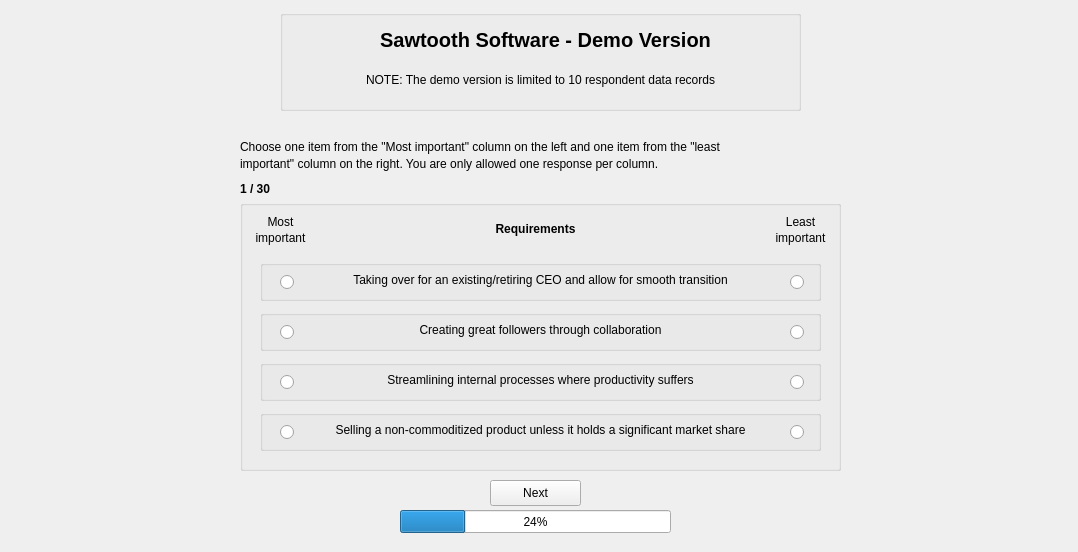
The window that form.ui (AsciiNomads/maxdiff) describes before a commit, drawn with Qt 5.
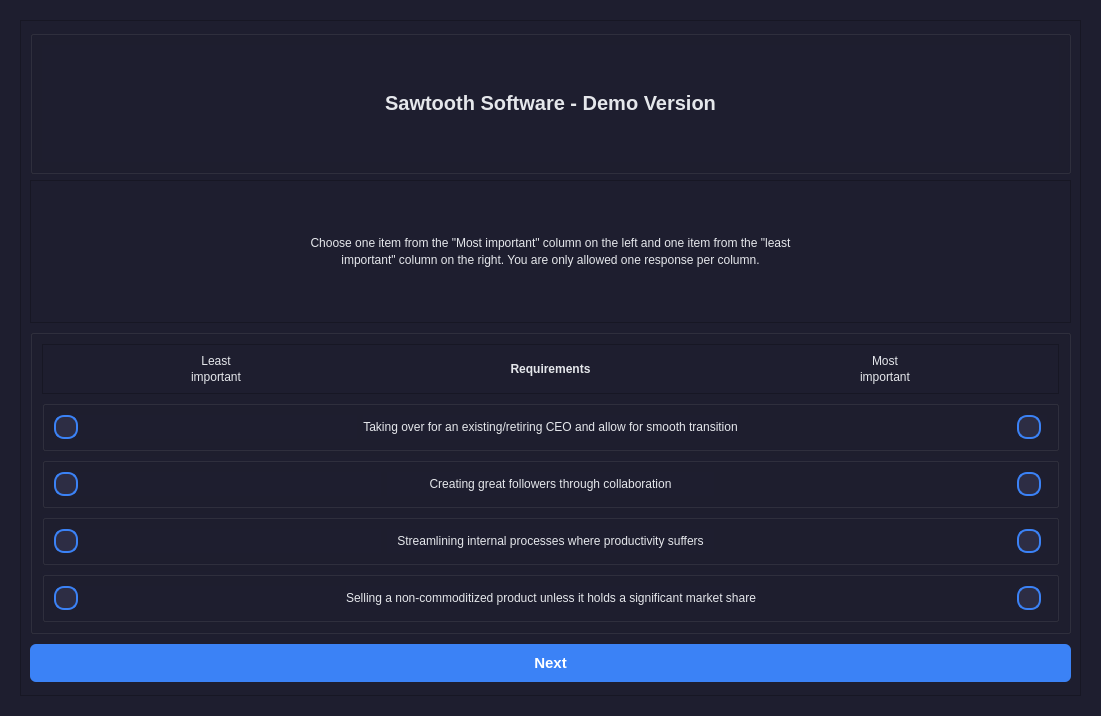
The same window after the commit.

Commit message: dark mode ui

Diff of the .ui file:
```diff
--- a/form.ui
+++ b/form.ui
@@ -6,364 +6,326 @@
    <rect>
     <x>0</x>
     <y>0</y>
-    <width>1078</width>
-    <height>552</height>
+    <width>1101</width>
+    <height>716</height>
    </rect>
   </property>
   <property name="windowTitle">
    <string>Widget</string>
   </property>
+  <property name="styleSheet">
+   <string notr="true">/* Global Styles */
+QWidget {
+    background-color: #1E1E2F; /* Dark modern background */
+    font-family: &quot;Arial&quot;, sans-serif; /* Use a modern, clean font */
+    color: #E5E7EB; /* Light gray text for better visibility */
+}
+
+/* Box Style */
+QFrame#box {
+    background-color: #2D2D44; /* Darker box color */
+    border: 1px solid #3E3E5C; /* Slightly lighter border */
+    border-radius: 8px; /* Rounded corners */
+    padding: 16px;
+    margin: 8px;
+    box-shadow: 0 4px 8px rgba(0, 0, 0, 0.3); /* Stronger shadow */
+    color: #E5E7EB; /* Light gray text inside the box */
+}
+
+/* Button Style */
+QPushButton {
+    background-color: #3B82F6; /* Blue background for the button */
+    color: white; /* White text for visibility */
+    border: none;
+    border-radius: 6px;
+    padding: 10px 20px;
+    margin: 4px 0;
+    font-weight: bold;
+    transition: background-color 0.3s;
+}
+
+QPushButton:hover {
+    background-color: #2563EB; /* Darker blue on hover */
+}
+
+QPushButton:pressed {
+    background-color: #1D4ED8; /* Even darker blue on press */
+}
+
+/* Title Style */
+QLabel#title {
+    font-size: 24px;
+    font-weight: bold;
+    color: #FFFFFF; /* White color for the title to stand out on the dark background */
+    margin-bottom: 16px;
+}
+
+/* Radio Button Style */
+QRadioButton {
+    font-size: 16px;
+    color: #E5E7EB; /* Light gray text for better visibility */
+}
+
+QRadioButton::indicator {
+    width: 20px;
+    height: 20px;
+    border-radius: 10px;
+    border: 2px solid #3B82F6; /* Blue border */
+    background-color: #2D2D44; /* Darker background */
+}
+
+QRadioButton::indicator:checked {
+    background-color: #3B82F6; /* Blue dot when checked */
+    border: 2px solid #2563EB; /* Darker blue border when checked */
+}
+</string>
+  </property>
+  <layout class="QVBoxLayout" name="verticalLayout_2">
+   <item>
+    <widget class="QWidget" name="widget" native="true">
+     <layout class="QHBoxLayout" name="horizontalLayout_2">
+      <item>
+       <widget class="QFrame" name="frame">
+        <property name="frameShape">
+         <enum>QFrame::Shape::StyledPanel</enum>
+        </property>
+        <property name="frameShadow">
+         <enum>QFrame::Shadow::Raised</enum>
+        </property>
+        <layout class="QVBoxLayout" name="verticalLayout">
+         <item>
   <widget class="QGroupBox" name="groupBox">
-   <property name="geometry">
-    <rect>
-     <x>280</x>
-     <y>10</y>
-     <width>521</width>
-     <height>101</height>
-    </rect>
+           <property name="styleSheet">
+            <string notr="true"/>
    </property>
    <property name="title">
     <string/>
    </property>
+           <layout class="QGridLayout" name="gridLayout">
+            <item row="0" column="0">
    <widget class="QLabel" name="label_7">
-    <property name="geometry">
-     <rect>
-      <x>70</x>
-      <y>0</y>
-      <width>391</width>
-      <height>61</height>
-     </rect>
+              <property name="styleSheet">
+               <string notr="true"/>
     </property>
     <property name="text">
      <string>&lt;html&gt;&lt;head/&gt;&lt;body&gt;&lt;p align=&quot;center&quot;&gt;&lt;span style=&quot;font-size:20px;font-weight:700;&quot;&gt;Sawtooth Software - Demo Version&lt;/span&gt;&lt;/p&gt;&lt;/body&gt;&lt;/html&gt;</string>
     </property>
    </widget>
-   <widget class="QLabel" name="label">
-    <property name="geometry">
-     <rect>
-      <x>20</x>
-      <y>50</y>
-      <width>481</width>
-      <height>41</height>
-     </rect>
+            </item>
+           </layout>
+          </widget>
+         </item>
+         <item>
+          <widget class="QFrame" name="frame_3">
+           <property name="frameShape">
+            <enum>QFrame::Shape::StyledPanel</enum>
+           </property>
+           <property name="frameShadow">
+            <enum>QFrame::Shadow::Raised</enum>
+           </property>
+           <layout class="QHBoxLayout" name="horizontalLayout_7">
+            <item>
+             <widget class="QLabel" name="label_10">
+              <property name="layoutDirection">
+               <enum>Qt::LayoutDirection::LeftToRight</enum>
     </property>
     <property name="text">
-     <string>&lt;html&gt;&lt;head/&gt;&lt;body&gt;&lt;p align=&quot;center&quot;&gt;NOTE: The demo version is limited to 10 respondent data records&lt;/p&gt;&lt;/body&gt;&lt;/html&gt;</string>
-    </property>
-   </widget>
-  </widget>
+               <string>&lt;html&gt;&lt;head/&gt;&lt;body&gt;&lt;p style=&quot;line-height: 0.35;&quot;&gt;Choose one item from the &amp;quot;Most important&amp;quot; column on the left and one item from the &amp;quot;least&lt;/p&gt;&lt;p&gt;important&amp;quot; column on the right. You are only allowed one response per column.&lt;/p&gt;&lt;/body&gt;&lt;/html&gt;</string>
+              </property>
+              <property name="alignment">
+               <set>Qt::AlignmentFlag::AlignCenter</set>
+              </property>
+             </widget>
+            </item>
+           </layout>
+          </widget>
+         </item>
+         <item>
   <widget class="QGroupBox" name="Questions_g">
-   <property name="geometry">
-    <rect>
-     <x>240</x>
-     <y>200</y>
-     <width>601</width>
-     <height>271</height>
-    </rect>
+           <property name="styleSheet">
+            <string notr="true">box-shadow: blue 0px 0px 0px 2px inset, rgb(255, 255, 255) 10px -10px 0px -3px, rgb(31, 193, 27) 10px -10px, rgb(255, 255, 255) 20px -20px 0px -3px, rgb(255, 217, 19) 20px -20px, rgb(255, 255, 255) 30px -30px 0px -3px, rgb(255, 156, 85) 30px -30px, rgb(255, 255, 255) 40px -40px 0px -3px, rgb(255, 85, 85) 40px -40px;</string>
    </property>
    <property name="title">
     <string/>
    </property>
+           <layout class="QVBoxLayout" name="verticalLayout_3">
+            <item>
+             <widget class="QFrame" name="frame_2">
+              <property name="frameShape">
+               <enum>QFrame::Shape::StyledPanel</enum>
+              </property>
+              <property name="frameShadow">
+               <enum>QFrame::Shadow::Raised</enum>
+              </property>
+              <layout class="QHBoxLayout" name="horizontalLayout_6">
+               <item>
+                <widget class="QLabel" name="LeastImportant_L">
+                 <property name="text">
+                  <string>&lt;html&gt;&lt;head/&gt;&lt;body&gt;&lt;p align=&quot;center&quot; style=&quot;line-height: 0.25;&quot;&gt;Least&lt;/p&gt;&lt;p align=&quot;center&quot;&gt;important&lt;/p&gt;&lt;/body&gt;&lt;/html&gt;</string>
+                 </property>
+                </widget>
+               </item>
+               <item>
+                <widget class="QLabel" name="Requirements_L">
+                 <property name="text">
+                  <string>&lt;html&gt;&lt;head/&gt;&lt;body&gt;&lt;p align=&quot;center&quot;&gt;&lt;span style=&quot; font-weight:700;&quot;&gt;Requirements&lt;/span&gt;&lt;/p&gt;&lt;/body&gt;&lt;/html&gt;</string>
+                 </property>
+                </widget>
+               </item>
+               <item>
+                <widget class="QLabel" name="MostImportant_L">
+                 <property name="text">
+                  <string>&lt;html&gt;&lt;head/&gt;&lt;body&gt;&lt;p align=&quot;center&quot; style=&quot;line-height: 0.25;&quot;&gt;Most&lt;/p&gt;&lt;p align=&quot;center&quot;&gt;important&lt;/p&gt;&lt;/body&gt;&lt;/html&gt;</string>
+                 </property>
+                </widget>
+               </item>
+              </layout>
+             </widget>
+            </item>
+            <item>
    <widget class="QGroupBox" name="q1_g">
-    <property name="geometry">
-     <rect>
-      <x>20</x>
-      <y>60</y>
-      <width>561</width>
-      <height>41</height>
-     </rect>
-    </property>
     <property name="title">
      <string/>
     </property>
+              <layout class="QHBoxLayout" name="horizontalLayout">
+               <item>
     <widget class="QRadioButton" name="q1_most">
-     <property name="geometry">
-      <rect>
-       <x>20</x>
-       <y>10</y>
-       <width>21</width>
-       <height>24</height>
-      </rect>
-     </property>
      <property name="text">
       <string/>
      </property>
     </widget>
-    <widget class="QRadioButton" name="q1_least">
-     <property name="geometry">
-      <rect>
-       <x>530</x>
-       <y>10</y>
-       <width>21</width>
-       <height>24</height>
-      </rect>
-     </property>
-     <property name="text">
-      <string/>
-     </property>
-    </widget>
+               </item>
+               <item>
     <widget class="QLabel" name="q1_l">
-     <property name="geometry">
-      <rect>
-       <x>30</x>
-       <y>10</y>
-       <width>501</width>
-       <height>21</height>
-      </rect>
-     </property>
      <property name="text">
       <string>&lt;html&gt;&lt;head/&gt;&lt;body&gt;&lt;p align=&quot;center&quot;&gt;Taking over for an existing/retiring CEO and allow for smooth transition&lt;/p&gt;&lt;/body&gt;&lt;/html&gt;</string>
      </property>
     </widget>
-   </widget>
-   <widget class="QLabel" name="Requirements_L">
-    <property name="geometry">
-     <rect>
-      <x>220</x>
-      <y>20</y>
-      <width>151</width>
-      <height>18</height>
-     </rect>
-    </property>
+               </item>
+               <item alignment="Qt::AlignmentFlag::AlignRight">
+                <widget class="QRadioButton" name="q1_least">
     <property name="text">
-     <string>&lt;html&gt;&lt;head/&gt;&lt;body&gt;&lt;p align=&quot;center&quot;&gt;&lt;span style=&quot; font-weight:700;&quot;&gt;Requirements&lt;/span&gt;&lt;/p&gt;&lt;/body&gt;&lt;/html&gt;</string>
-    </property>
-   </widget>
+                  <string/>
+                 </property>
+                </widget>
+               </item>
+              </layout>
+             </widget>
+            </item>
+            <item>
    <widget class="QGroupBox" name="q2_g">
-    <property name="geometry">
-     <rect>
-      <x>20</x>
-      <y>110</y>
-      <width>561</width>
-      <height>41</height>
-     </rect>
-    </property>
     <property name="title">
      <string/>
     </property>
+              <layout class="QHBoxLayout" name="horizontalLayout_3">
+               <item>
     <widget class="QRadioButton" name="q2_most">
-     <property name="geometry">
-      <rect>
-       <x>20</x>
-       <y>10</y>
-       <width>21</width>
-       <height>24</height>
-      </rect>
-     </property>
      <property name="text">
       <string/>
      </property>
     </widget>
-    <widget class="QRadioButton" name="q2_least">
-     <property name="geometry">
-      <rect>
-       <x>530</x>
-       <y>10</y>
-       <width>21</width>
-       <height>24</height>
-      </rect>
-     </property>
-     <property name="text">
-      <string/>
-     </property>
-    </widget>
+               </item>
+               <item>
     <widget class="QLabel" name="q2_l">
-     <property name="geometry">
-      <rect>
-       <x>30</x>
-       <y>10</y>
-       <width>501</width>
-       <height>21</height>
-      </rect>
-     </property>
      <property name="text">
       <string>&lt;html&gt;&lt;head/&gt;&lt;body&gt;&lt;p align=&quot;center&quot;&gt;Creating great followers through collaboration&lt;/p&gt;&lt;/body&gt;&lt;/html&gt;</string>
      </property>
     </widget>
-   </widget>
+               </item>
+               <item alignment="Qt::AlignmentFlag::AlignRight">
+                <widget class="QRadioButton" name="q2_least">
+                 <property name="text">
+                  <string/>
+                 </property>
+                </widget>
+               </item>
+              </layout>
+             </widget>
+            </item>
+            <item>
    <widget class="QGroupBox" name="q3_g">
-    <property name="geometry">
-     <rect>
-      <x>20</x>
-      <y>160</y>
-      <width>561</width>
-      <height>41</height>
-     </rect>
-    </property>
     <property name="title">
      <string/>
     </property>
+              <layout class="QHBoxLayout" name="horizontalLayout_4">
+               <item>
     <widget class="QRadioButton" name="q3_most">
-     <property name="geometry">
-      <rect>
-       <x>20</x>
-       <y>10</y>
-       <width>21</width>
-       <height>24</height>
-      </rect>
-     </property>
      <property name="text">
       <string/>
      </property>
     </widget>
-    <widget class="QRadioButton" name="q3_least">
-     <property name="geometry">
-      <rect>
-       <x>530</x>
-       <y>10</y>
-       <width>21</width>
-       <height>24</height>
-      </rect>
-     </property>
-     <property name="text">
-      <string/>
-     </property>
-    </widget>
+               </item>
+               <item>
     <widget class="QLabel" name="q3_l">
-     <property name="geometry">
-      <rect>
-       <x>30</x>
-       <y>10</y>
-       <width>501</width>
-       <height>21</height>
-      </rect>
-     </property>
      <property name="text">
       <string>&lt;html&gt;&lt;head/&gt;&lt;body&gt;&lt;p align=&quot;center&quot;&gt;Streamlining internal processes where productivity suffers&lt;/p&gt;&lt;/body&gt;&lt;/html&gt;</string>
      </property>
     </widget>
-   </widget>
+               </item>
+               <item alignment="Qt::AlignmentFlag::AlignRight">
+                <widget class="QRadioButton" name="q3_least">
+                 <property name="text">
+                  <string/>
+                 </property>
+                </widget>
+               </item>
+              </layout>
+             </widget>
+            </item>
+            <item>
    <widget class="QGroupBox" name="q4_g">
-    <property name="geometry">
-     <rect>
-      <x>20</x>
-      <y>210</y>
-      <width>561</width>
-      <height>41</height>
-     </rect>
-    </property>
     <property name="title">
      <string/>
     </property>
+              <layout class="QHBoxLayout" name="horizontalLayout_5">
+               <item>
     <widget class="QRadioButton" name="q4_most">
-     <property name="geometry">
-      <rect>
-       <x>20</x>
-       <y>10</y>
-       <width>21</width>
-       <height>24</height>
-      </rect>
-     </property>
      <property name="text">
       <string/>
      </property>
     </widget>
-    <widget class="QRadioButton" name="q4_least">
-     <property name="geometry">
-      <rect>
-       <x>530</x>
-       <y>10</y>
-       <width>21</width>
-       <height>24</height>
-      </rect>
-     </property>
-     <property name="text">
-      <string/>
-     </property>
-    </widget>
+               </item>
+               <item>
     <widget class="QLabel" name="q4_l">
-     <property name="geometry">
-      <rect>
-       <x>30</x>
-       <y>10</y>
-       <width>501</width>
-       <height>21</height>
-      </rect>
-     </property>
      <property name="text">
       <string>&lt;html&gt;&lt;head/&gt;&lt;body&gt;&lt;p align=&quot;center&quot;&gt;Selling a non-commoditized product unless it holds a significant market share&lt;/p&gt;&lt;/body&gt;&lt;/html&gt;</string>
      </property>
     </widget>
-   </widget>
-   <widget class="QLabel" name="MostImportant_L">
-    <property name="geometry">
-     <rect>
-      <x>0</x>
-      <y>10</y>
-      <width>81</width>
-      <height>41</height>
-     </rect>
-    </property>
+               </item>
+               <item alignment="Qt::AlignmentFlag::AlignRight">
+                <widget class="QRadioButton" name="q4_least">
     <property name="text">
-     <string>&lt;html&gt;&lt;head/&gt;&lt;body&gt;&lt;p align=&quot;center&quot; style=&quot;line-height: 0.25;&quot;&gt;Most&lt;/p&gt;&lt;p align=&quot;center&quot;&gt;important&lt;/p&gt;&lt;/body&gt;&lt;/html&gt;</string>
-    </property>
-   </widget>
-   <widget class="QLabel" name="LeastImportant_L">
-    <property name="geometry">
-     <rect>
-      <x>520</x>
-      <y>10</y>
-      <width>81</width>
-      <height>41</height>
-     </rect>
-    </property>
-    <property name="text">
-     <string>&lt;html&gt;&lt;head/&gt;&lt;body&gt;&lt;p align=&quot;center&quot; style=&quot;line-height: 0.25;&quot;&gt;Least&lt;/p&gt;&lt;p align=&quot;center&quot;&gt;important&lt;/p&gt;&lt;/body&gt;&lt;/html&gt;</string>
-    </property>
-   </widget>
-  </widget>
+                  <string/>
+                 </property>
+                </widget>
+               </item>
+              </layout>
+             </widget>
+            </item>
+           </layout>
+          </widget>
+         </item>
+         <item>
   <widget class="QPushButton" name="NextButton">
-   <property name="geometry">
-    <rect>
-     <x>490</x>
-     <y>480</y>
-     <width>91</width>
-     <height>26</height>
-    </rect>
+           <property name="font">
+            <font>
+             <family>Arial</family>
+             <pointsize>11</pointsize>
+             <bold>true</bold>
+            </font>
    </property>
    <property name="text">
     <string>Next</string>
    </property>
   </widget>
-  <widget class="QProgressBar" name="progressBar">
-   <property name="geometry">
-    <rect>
-     <x>400</x>
-     <y>510</y>
-     <width>271</width>
-     <height>23</height>
-    </rect>
-   </property>
-   <property name="value">
-    <number>24</number>
-   </property>
-  </widget>
-  <widget class="QLabel" name="label_10">
-   <property name="geometry">
-    <rect>
-     <x>240</x>
-     <y>130</y>
-     <width>601</width>
-     <height>51</height>
-    </rect>
-   </property>
-   <property name="text">
-    <string>&lt;html&gt;&lt;head/&gt;&lt;body&gt;&lt;p style=&quot;line-height: 0.35;&quot;&gt;Choose one item from the &amp;quot;Most important&amp;quot; column on the left and one item from the &amp;quot;least&lt;/p&gt;&lt;p&gt;important&amp;quot; column on the right. You are only allowed one response per column.&lt;/p&gt;&lt;/body&gt;&lt;/html&gt;</string>
-   </property>
-  </widget>
-  <widget class="QLabel" name="progressNumber">
-   <property name="geometry">
-    <rect>
-     <x>240</x>
-     <y>180</y>
-     <width>58</width>
-     <height>18</height>
-    </rect>
-   </property>
-   <property name="text">
-    <string>&lt;html&gt;&lt;head/&gt;&lt;body&gt;&lt;p&gt;&lt;span style=&quot; font-weight:700;&quot;&gt;1 / 30&lt;/span&gt;&lt;/p&gt;&lt;/body&gt;&lt;/html&gt;</string>
-   </property>
-  </widget>
+         </item>
+        </layout>
+       </widget>
+      </item>
+     </layout>
+    </widget>
+   </item>
+  </layout>
  </widget>
  <resources/>
  <connections/>
```
Lines whose indentation alone changed are shown as unchanged. The commit also changes 1 other file.
